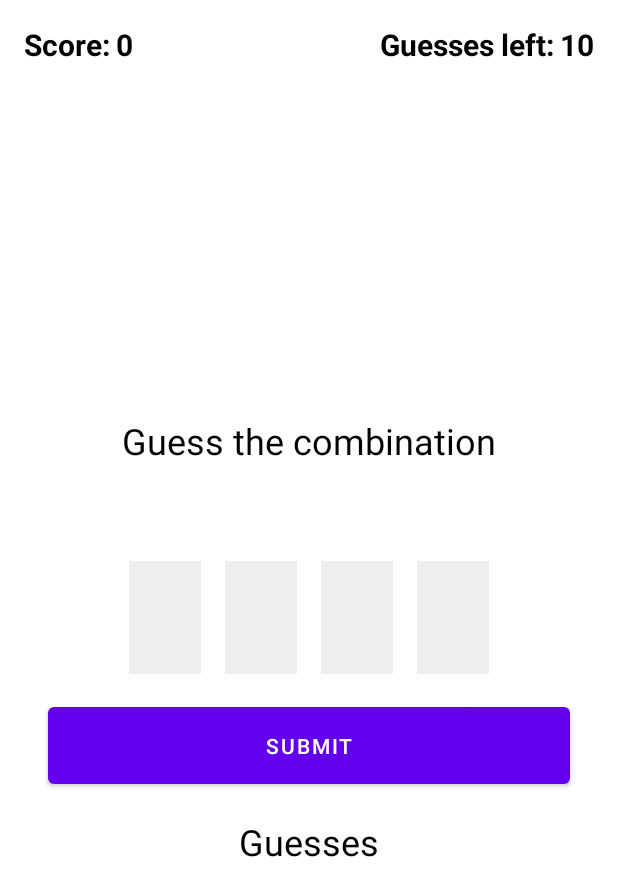
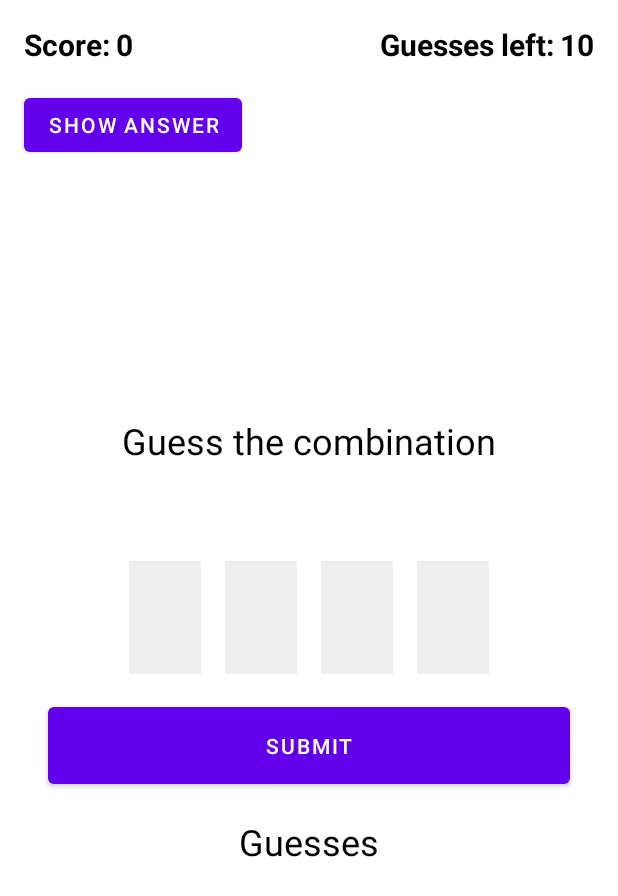
Before and after one commit to albertaw/combinator, an Android app: the GameActivity screen opened directly, with no data from a screen before it, on a phone screen of 412 x 824 dp. Shown: the top 896 px of the screen. Run offline under Robolectric (Android 15) with nearby library versions, the phone set to English and light mode, and no system bars; our stand-ins replace Room's generated code.

Commit message:
add show answer functionality

```diff
--- a/app/src/main/java/com/example/combinator/GameActivity.java
+++ b/app/src/main/java/com/example/combinator/GameActivity.java
@@ -8,8 +8,10 @@ import androidx.recyclerview.widget.LinearLayoutManager;
 import androidx.recyclerview.widget.RecyclerView;
 
 import android.app.Dialog;
+import android.content.Context;
 import android.content.DialogInterface;
 import android.content.Intent;
+import android.content.SharedPreferences;
 import android.os.Bundle;
 import android.util.Log;
 import android.view.View;
@@ -28,7 +30,8 @@ public class GameActivity extends AppCompatActivity implements View.OnClickListe
     private TextView digit2TextView;
     private TextView digit3TextView;
     private TextView digit4TextView;
-    private Button submit;
+    private Button submitButton;
+    private Button showAnswerButton;
     private ComboViewModel comboViewModel;
     private List<Guess> guesses;
     private RecyclerView recyclerView;
@@ -43,7 +46,8 @@ public class GameActivity extends AppCompatActivity implements View.OnClickListe
         super.onCreate(savedInstanceState);
         setContentView(R.layout.activity_game);
 
-        name = getIntent().getStringExtra("name");
+        SharedPreferences sharedPreferences = getSharedPreferences(getString(R.string.shared_preference_key), Context.MODE_PRIVATE);
+        name = sharedPreferences.getString("name", "anonymous");
 
         game = new Game();
         game.registerObserver(this);
@@ -62,12 +66,22 @@ public class GameActivity extends AppCompatActivity implements View.OnClickListe
         adapter = new GuessAdapter(guesses);
         recyclerView.setAdapter(adapter);
         recyclerView.addItemDecoration(new DividerItemDecoration(this, DividerItemDecoration.HORIZONTAL));
-        submit = findViewById(R.id.submit_button);
-        submit.setOnClickListener(this);
+
+        submitButton = findViewById(R.id.submit_button);
+        submitButton.setOnClickListener(this);
+
+        showAnswerButton = findViewById(R.id.show_answer_button);
+        showAnswerButton.setOnClickListener(this);
         comboViewModel = new ViewModelProvider(this).get(ComboViewModel.class);
         db = AppDatabase.getInstance(this);
         highScoreDao = db.highScoreDao();
         startGame();
+    }
+
+    @Override
+    public void onDestroy() {
+        super.onDestroy();
+        game.unregisterObserver(this);
     }
 
     private void clearInput() {
@@ -82,6 +96,9 @@ public class GameActivity extends AppCompatActivity implements View.OnClickListe
         switch (v.getId()) {
             case R.id.submit_button:
                 submitGuess();
+                break;
+            case R.id.show_answer_button:
+                showAnswer();
                 break;
         }
     }
@@ -130,6 +147,14 @@ public class GameActivity extends AppCompatActivity implements View.OnClickListe
             adapter.notifyItemInserted(guesses.size()-1);
             recyclerView.scrollToPosition(guesses.size()-1);
         }
+    }
+
+    private void showAnswer() {
+        AlertDialog.Builder builder = new AlertDialog.Builder(GameActivity.this);
+        builder.setTitle("Answer")
+                .setMessage(game.getCurrentCombo().toString());
+        Dialog dialog = builder.create();
+        dialog.show();
     }
 
     @Override
--- a/app/src/main/java/com/example/combinator/State.java
+++ /dev/null
@@ -1,6 +0,0 @@
-package com.example.combinator;
-
-public interface State {
-    public void init(Game game);
-    public void update(Game game);
-}
--- a/app/src/main/res/layout/activity_game.xml
+++ b/app/src/main/res/layout/activity_game.xml
@@ -54,6 +54,13 @@
                 android:textStyle="bold"/>
         </LinearLayout>
     </RelativeLayout>
+    <Button
+        android:id="@+id/show_answer_button"
+        android:layout_width="wrap_content"
+        android:layout_height="wrap_content"
+        android:layout_below="@+id/status"
+        android:text="Show answer"
+        android:layout_marginLeft="16dp"/>
     <TextView
         android:id="@+id/feedback"
         android:layout_width="match_parent"
--- a/app/src/main/res/values/strings.xml
+++ b/app/src/main/res/values/strings.xml
@@ -8,4 +8,5 @@
     <string name="text_start_game">Start Game</string>
     <string name="text_score">Score:</string>
     <string name="text_empty_name_error">Name cannot be empty</string>
+    <string name="shared_preference_key">shared preferences</string>
 </resources>
```
Also changed, not shown: app/src/main/java/com/example/combinator/HighScoreRepository.java (deleted, +0 -28 lines), app/src/main/java/com/example/combinator/HighScoreViewModel.java (deleted, +0 -27 lines), app/src/main/java/com/example/combinator/MainActivity.java (+12 -3 lines).
